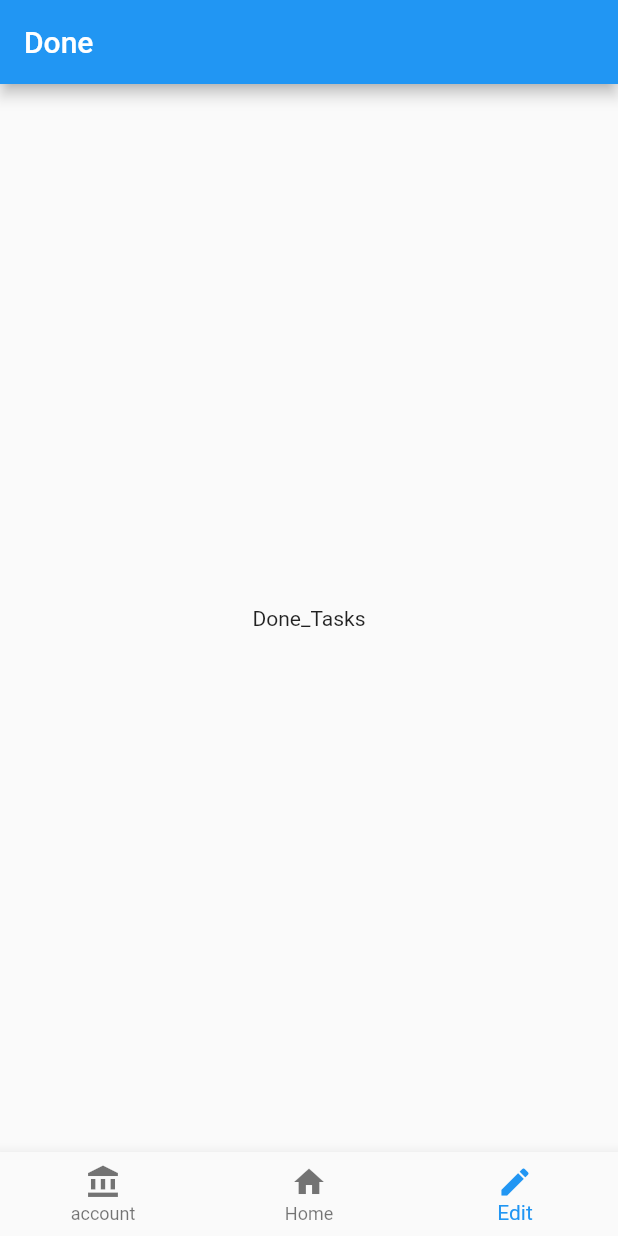
After one commit to gamy2/flutter_abdallah, a Flutter app: the screen it shows after launch, item 3 of the bottom bar chosen, on a phone screen of 412 x 824 dp. The commit adds this screen. Run offline on Flutter 3.47's test engine with Material 2 defaults, Android fonts, the phone set to English and light mode, and no system bars.

Commit message:
make BottomNavBar

```diff
--- /dev/null
+++ b/lib/layout/bottomNav.dart
@@ -0,0 +1,43 @@
+import 'package:f_ab_study/modules/bottom_nav/arch/arch.dart';
+import 'package:f_ab_study/modules/bottom_nav/done/doneTask.dart';
+import 'package:f_ab_study/modules/bottom_nav/task/tasks.dart';
+import 'package:flutter/material.dart';
+
+class HomeNav extends StatefulWidget {
+  HomeNav({Key? key}) : super(key: key);
+
+  @override
+  State<HomeNav> createState() => _HomeNavState();
+}
+
+class _HomeNavState extends State<HomeNav> {
+  int _currentIndex=1;
+  List<Widget> screens=[
+    ArchPage(),
+    Tasks(),
+    DoneTask()
+  ];
+  List<String> titles=[
+    "Arch","Tasks","Done"
+  ];
+  @override
+  Widget build(BuildContext context) {
+    return Scaffold(
+      appBar: AppBar(
+        title: Text(titles[_currentIndex]),
+      ),
+      bottomNavigationBar: BottomNavigationBar(currentIndex: _currentIndex,
+        items: [
+          BottomNavigationBarItem(icon: Icon(Icons.account_balance), label: "account"),
+          BottomNavigationBarItem(icon: Icon(Icons.home), label: "Home"),
+          BottomNavigationBarItem(icon: Icon(Icons.edit), label: "Edit")
+        ],onTap: (index){
+setState(() {
+  _currentIndex=index;
+});
+        },
+      ),
+      body:screens[_currentIndex] ,
+    );
+  }
+}
--- a/lib/main.dart
+++ b/lib/main.dart
@@ -1,4 +1,5 @@
 
+import 'package:f_ab_study/layout/bottomNav.dart';
 import 'package:flutter/material.dart';
 
 import 'modules/bmi_screen/BMI_app.dart';
@@ -13,7 +14,7 @@ class MyApp extends StatelessWidget {
   @override
   Widget build(BuildContext context) {
     return MaterialApp(
-      home: BmiApp(),
+      home: HomeNav(),
       debugShowCheckedModeBanner: false,
     );
   }
--- /dev/null
+++ b/lib/modules/bottom_nav/arch/arch.dart
@@ -0,0 +1,10 @@
+import 'package:flutter/material.dart';
+
+class ArchPage extends StatelessWidget {
+  const ArchPage({Key? key}) : super(key: key);
+
+  @override
+  Widget build(BuildContext context) {
+    return Center(child: Text("arch_page"),);
+  }
+}
--- /dev/null
+++ b/lib/modules/bottom_nav/done/doneTask.dart
@@ -0,0 +1,10 @@
+import 'package:flutter/material.dart';
+
+class DoneTask extends StatelessWidget {
+  const DoneTask({Key? key}) : super(key: key);
+
+  @override
+  Widget build(BuildContext context) {
+    return Center(child: Text("Done_Tasks"),);
+  }
+}
--- /dev/null
+++ b/lib/modules/bottom_nav/task/tasks.dart
@@ -0,0 +1,10 @@
+import 'package:flutter/material.dart';
+
+class Tasks extends StatelessWidget {
+  const Tasks({Key? key}) : super(key: key);
+
+  @override
+  Widget build(BuildContext context) {
+    return Center(child: Text("asks"),);
+  }
+}
```
